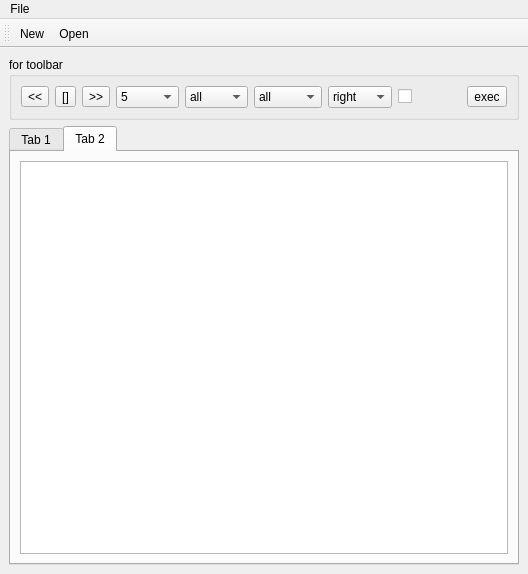
This is resources/form.ui in sanami/qt-wallpaper as Qt 5 draws it before an edit. The edited form follows.
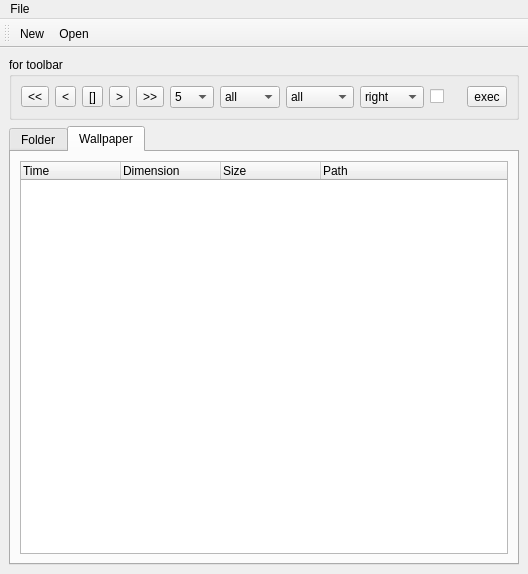
This is the edited form. The open tabs and pages were chosen to show the change. Icons and pictures are not drawn.

Patch:
```diff
--- a/resources/form.ui
+++ b/resources/form.ui
@@ -28,6 +28,13 @@
          </property>
         </widget>
        </item>
+       <item>
+        <widget class="QToolButton" name="prev_in_folder">
+         <property name="text">
+          <string>&lt;</string>
+         </property>
+        </widget>
+       </item>
        <item>
         <widget class="QToolButton" name="toolButton_3">
          <property name="text">
@@ -35,6 +42,13 @@
          </property>
         </widget>
        </item>
+       <item>
+        <widget class="QToolButton" name="next_in_folder">
+         <property name="text">
+          <string>&gt;</string>
+         </property>
+        </widget>
+       </item>
        <item>
         <widget class="QToolButton" name="toolButton">
          <property name="text">
@@ -142,7 +156,7 @@
       </property>
       <widget class="QWidget" name="tab">
        <attribute name="title">
-        <string>Tab 1</string>
+        <string>Folder</string>
        </attribute>
        <layout class="QGridLayout" name="gridLayout_2">
         <item row="0" column="0">
@@ -158,14 +172,31 @@
       </widget>
       <widget class="QWidget" name="tab_2">
        <attribute name="title">
-        <string>Tab 2</string>
+        <string>Wallpaper</string>
        </attribute>
        <layout class="QGridLayout" name="gridLayout_3">
         <item row="0" column="0">
-         <widget class="QTextEdit" name="textEdit">
-          <property name="lineWrapMode">
-           <enum>QTextEdit::NoWrap</enum>
-          </property>
+         <widget class="QTreeWidget" name="files">
+          <column>
+           <property name="text">
+            <string>Time</string>
+           </property>
+          </column>
+          <column>
+           <property name="text">
+            <string>Dimension</string>
+           </property>
+          </column>
+          <column>
+           <property name="text">
+            <string>Size</string>
+           </property>
+          </column>
+          <column>
+           <property name="text">
+            <string>Path</string>
+           </property>
+          </column>
          </widget>
         </item>
        </layout>
```
Left out of the diff: 21 changed lines with no effect on the pictures.
